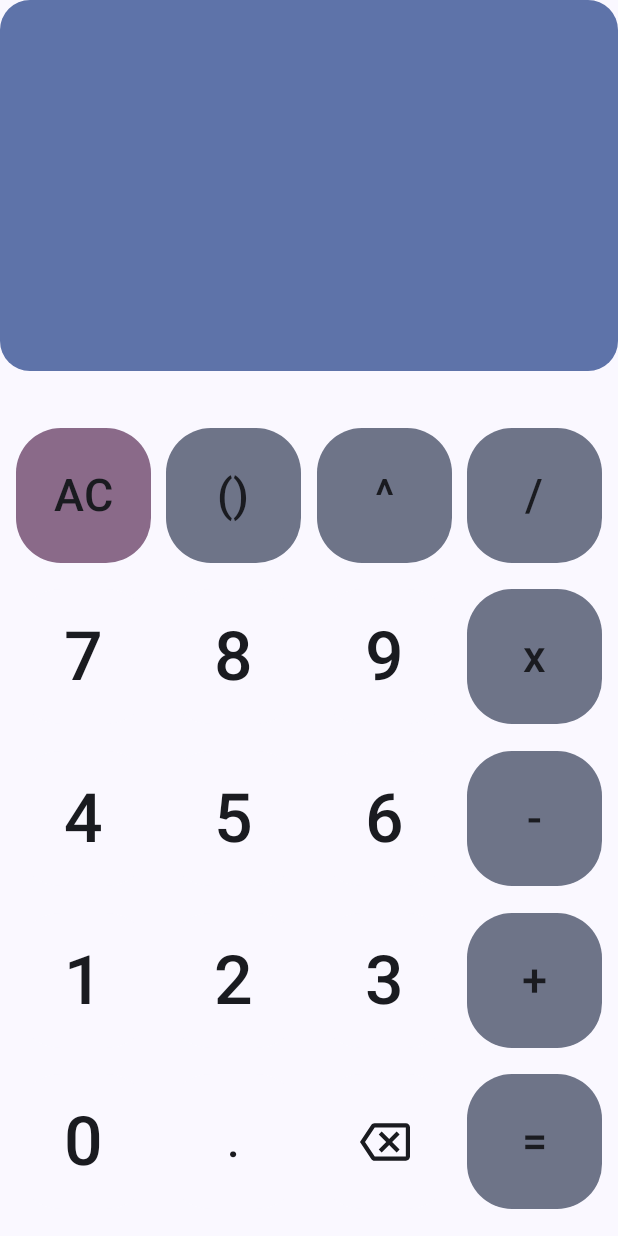
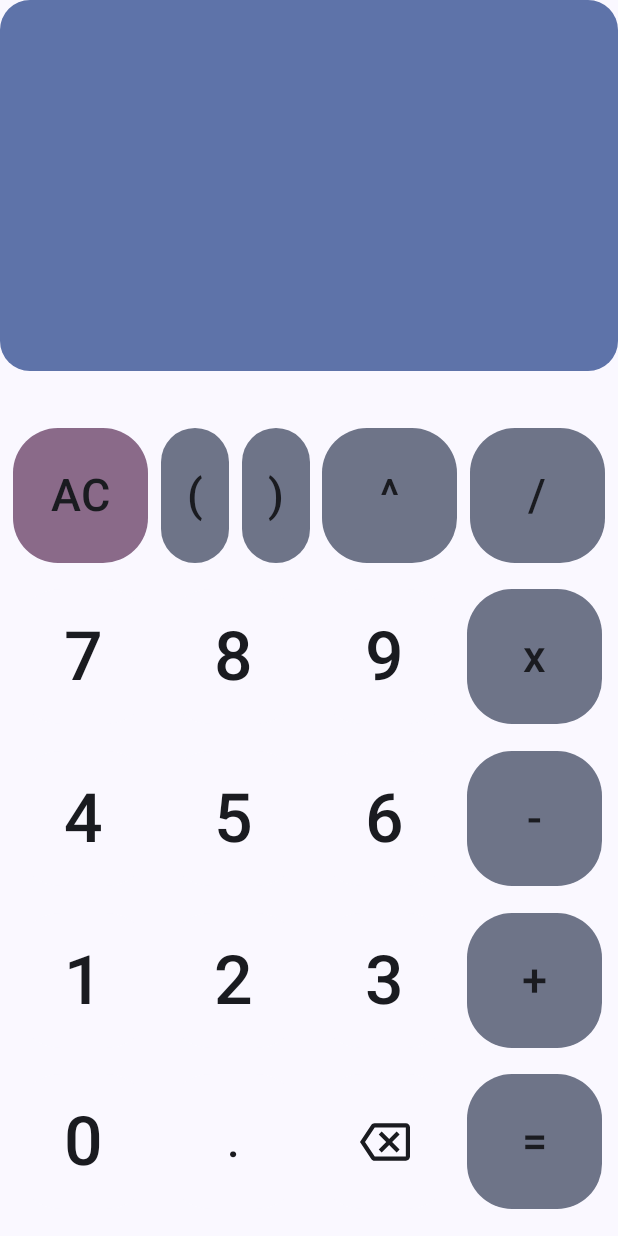
Before and after one commit to zaved707/Calculator, an Android app built with Jetpack Compose: the screen it shows after launch (MainActivity), on a phone screen of 412 x 824 dp. Run offline under Robolectric (Android 15) with nearby library versions, the phone set to English and light mode, and no system bars.

Commit message:
added functionality to calculator. not complete yet

```diff
--- a/app/build.gradle.kts
+++ b/app/build.gradle.kts
@@ -40,6 +40,8 @@ android {
 }
 
 dependencies {
+    implementation (libs.lifecycle.viewmodel.compose)
+    implementation ( "org.mariuszgromada.math:MathParser.org-mXparser:6.1.0")
     implementation("androidx.compose.material:material-icons-core")
     implementation("androidx.compose.material:material-icons-extended")
     implementation(libs.androidx.core.ktx)
--- a/app/src/main/java/com/zavedahmad/calculator/MainActivity.kt
+++ b/app/src/main/java/com/zavedahmad/calculator/MainActivity.kt
@@ -5,37 +5,14 @@ import android.view.WindowManager
 import androidx.activity.ComponentActivity
 import androidx.activity.compose.setContent
 import androidx.activity.enableEdgeToEdge
-import androidx.compose.foundation.background
-import androidx.compose.foundation.layout.Arrangement
-import androidx.compose.foundation.layout.Box
-import androidx.compose.foundation.layout.Column
-import androidx.compose.foundation.layout.Row
-import androidx.compose.foundation.layout.Spacer
-import androidx.compose.foundation.layout.fillMaxHeight
 import androidx.compose.foundation.layout.fillMaxSize
-import androidx.compose.foundation.layout.fillMaxWidth
-import androidx.compose.foundation.layout.height
 import androidx.compose.foundation.layout.padding
 
-import androidx.compose.foundation.layout.width
-import androidx.compose.foundation.shape.RoundedCornerShape
-import androidx.compose.material.icons.Icons
+import androidx.compose.material3.Scaffold
+import androidx.compose.ui.Modifier
+import androidx.lifecycle.viewmodel.compose.viewModel
+import com.zavedahmad.calculator.data.MainPageViewModel
 
-import androidx.compose.material.icons.outlined.Backspace
-
-import androidx.compose.material3.Button
-import androidx.compose.material3.ButtonDefaults
-import androidx.compose.material3.Icon
-import androidx.compose.material3.MaterialTheme
-import androidx.compose.material3.Scaffold
-import androidx.compose.material3.Text
-import androidx.compose.runtime.Composable
-import androidx.compose.ui.Modifier
-import androidx.compose.ui.draw.clip
-import androidx.compose.ui.text.style.TextAlign
-
-import androidx.compose.ui.unit.dp
-import androidx.compose.ui.unit.sp
 import com.zavedahmad.calculator.ui.MainPage
 import com.zavedahmad.calculator.ui.theme.CalculatorTheme
 
@@ -44,12 +21,14 @@ class MainActivity : ComponentActivity() {
         super.onCreate(savedInstanceState)
         enableEdgeToEdge()
         window.addFlags(WindowManager.LayoutParams.FLAG_KEEP_SCREEN_ON)
+
         setContent {
             CalculatorTheme {
                 Scaffold(modifier = Modifier.fillMaxSize()) { innerPadding ->
+                    val viewModel: MainPageViewModel = viewModel()
                     MainPage(
 
-                        modifier = Modifier.padding(innerPadding)
+                        modifier = Modifier.padding(innerPadding), viewModel
                     )
                 }
             }
--- /dev/null
+++ b/app/src/main/java/com/zavedahmad/calculator/data/MainPageViewModel.kt
@@ -0,0 +1,46 @@
+package com.zavedahmad.calculator.data
+
+import androidx.lifecycle.ViewModel
+import androidx.lifecycle.viewModelScope
+import kotlinx.coroutines.Dispatchers
+import kotlinx.coroutines.delay
+import kotlinx.coroutines.flow.MutableStateFlow
+import kotlinx.coroutines.flow.StateFlow
+import kotlinx.coroutines.flow.asStateFlow
+import kotlinx.coroutines.launch
+import kotlinx.coroutines.withContext
+import org.mariuszgromada.math.mxparser.Expression
+import kotlin.math.sin
+
+class MainPageViewModel : ViewModel() {
+    private val _expression = MutableStateFlow("")
+    val expression: StateFlow<String> = _expression.asStateFlow()
+
+    private val _result = MutableStateFlow("")
+    val result: StateFlow<String> = _result.asStateFlow()
+
+    fun resultService() {
+        viewModelScope.launch {
+            withContext(Dispatchers.Default) {
+                _result.value = Expression(_expression.value.toString()).calculate().toString()
+            }
+
+        }
+
+    }
+
+    fun updateString(addValue: String) {
+
+        _expression.value = addValue
+        resultService()
+    }
+
+    fun equal() {
+        _expression.value = _result.value
+    }
+
+    fun backspace() {
+        _expression.value = _expression.value.dropLast(1)
+        resultService()
+    }
+}
--- /dev/null
+++ b/app/src/main/java/com/zavedahmad/calculator/testingEquationSolver.kt
@@ -0,0 +1,14 @@
+package com.zavedahmad.calculator
+
+import org.mariuszgromada.math.mxparser.Expression
+import org.mariuszgromada.math.mxparser.License
+
+
+fun main() {
+    License.iConfirmNonCommercialUse("John Doe")
+    val eqString = "33 +4*5*1-3love"
+
+    val equation = Expression(eqString)
+
+    println(equation.calculate())
+}
--- a/app/src/main/java/com/zavedahmad/calculator/ui/MainPage.kt
+++ b/app/src/main/java/com/zavedahmad/calculator/ui/MainPage.kt
@@ -1,9 +1,11 @@
 package com.zavedahmad.calculator.ui
 
 import androidx.compose.foundation.background
+import androidx.compose.foundation.horizontalScroll
 import androidx.compose.foundation.layout.Arrangement
 import androidx.compose.foundation.layout.Box
 import androidx.compose.foundation.layout.Column
+import androidx.compose.foundation.layout.PaddingValues
 import androidx.compose.foundation.layout.Row
 import androidx.compose.foundation.layout.Spacer
 import androidx.compose.foundation.layout.fillMaxHeight
@@ -11,6 +13,7 @@ import androidx.compose.foundation.layout.fillMaxSize
 import androidx.compose.foundation.layout.fillMaxWidth
 import androidx.compose.foundation.layout.height
 import androidx.compose.foundation.layout.width
+import androidx.compose.foundation.rememberScrollState
 import androidx.compose.foundation.shape.RoundedCornerShape
 import androidx.compose.material.icons.Icons
 import androidx.compose.material.icons.outlined.Backspace
@@ -20,14 +23,34 @@ import androidx.compose.material3.Icon
 import androidx.compose.material3.MaterialTheme
 import androidx.compose.material3.Text
 import androidx.compose.runtime.Composable
+import androidx.compose.runtime.LaunchedEffect
 import androidx.compose.ui.Modifier
 import androidx.compose.ui.draw.clip
 import androidx.compose.ui.text.style.TextAlign
 import androidx.compose.ui.unit.dp
 import androidx.compose.ui.unit.sp
+import androidx.lifecycle.compose.collectAsStateWithLifecycle
+import com.zavedahmad.calculator.data.MainPageViewModel
+import androidx.compose.runtime.getValue
+import androidx.compose.runtime.rememberCoroutineScope
+import androidx.compose.ui.Alignment
+import androidx.compose.ui.text.TextStyle
+import androidx.compose.ui.text.style.TextOverflow
+import kotlinx.coroutines.Dispatchers
+import kotlinx.coroutines.launch
+import kotlinx.coroutines.withContext
 
 @Composable
-fun MainPage(modifier: Modifier = Modifier) {
+fun MainPage(modifier: Modifier = Modifier, viewModel: MainPageViewModel) {
+    val coroutineScope = rememberCoroutineScope()
+    val scrollState = rememberScrollState()
+    val expression by viewModel.expression.collectAsStateWithLifecycle()
+    LaunchedEffect(expression) {
+        scrollState.scrollTo(scrollState.maxValue)
+    }
+
+
+    val result by viewModel.result.collectAsStateWithLifecycle()
     val numberColor = MaterialTheme.colorScheme.surfaceBright
     val actionsColor = MaterialTheme.colorScheme.secondaryContainer
     val buttonRoundness = 30.dp
@@ -36,16 +59,28 @@ fun MainPage(modifier: Modifier = Modifier) {
     val fontDivider = 3
     val fontDividerNumber = 2
     Column(modifier = modifier) {
-        Box(
+        Column(
             modifier = Modifier
                 .fillMaxHeight(0.3f)
                 .fillMaxWidth()
                 .clip(
                     RoundedCornerShape(20.dp)
                 )
-                .background(MaterialTheme.colorScheme.primaryContainer)
+                .background(MaterialTheme.colorScheme.primaryContainer),
+            verticalArrangement = Arrangement.Center,
+            horizontalAlignment = Alignment.End
 
-        ) {}
+        ) {
+
+            Text(
+                expression, fontSize = 50.sp, style = TextStyle(lineHeight = 50.sp),
+                maxLines = 1, // Ensures single line
+                overflow = TextOverflow.Clip, // Prevents wrapping or ellipsis
+                modifier = Modifier
+                    .horizontalScroll(scrollState) // Enables horizontal scrolling
+            )
+            Text(result)
+        }
         Spacer(modifier = Modifier.height(20.dp))
         Column(verticalArrangement = Arrangement.SpaceEvenly, modifier = Modifier.fillMaxSize()) {
 
@@ -54,7 +89,8 @@ fun MainPage(modifier: Modifier = Modifier) {
                 horizontalArrangement = Arrangement.SpaceEvenly
             ) {
                 Button(
-                    onClick = {}, shape = RoundedCornerShape(buttonRoundness),
+                    onClick = { viewModel.updateString("") },
+                    shape = RoundedCornerShape(buttonRoundness),
                     colors = ButtonDefaults.buttonColors(
                         containerColor = MaterialTheme.colorScheme.tertiaryContainer,
                         contentColor = MaterialTheme.colorScheme.onSurface
@@ -71,23 +107,47 @@ fun MainPage(modifier: Modifier = Modifier) {
                     )
                 }
                 Button(
-                    onClick = {}, shape = RoundedCornerShape(buttonRoundness),
+                    onClick = {
+                        viewModel.updateString(expression + "(")
+                    },
+                    shape = RoundedCornerShape(buttonRoundness),
+                    contentPadding = PaddingValues(0.dp),
                     colors = ButtonDefaults.buttonColors(
                         containerColor = actionsColor,
                         contentColor = MaterialTheme.colorScheme.onSurface
                     ),
                     modifier = Modifier
-                        .width(buttonWidth.dp)
+                        .width((buttonWidth / 2).dp)
                         .height(buttonHeight.dp)
                 ) {
                     Text(
-                        "()", modifier = Modifier.fillMaxWidth(), // Text fills button width
+                        "(", modifier = Modifier.fillMaxWidth(), // Text fills button width
                         textAlign = TextAlign.Center,
                         fontSize = (buttonHeight / fontDivider).sp
                     )
                 }
                 Button(
-                    onClick = {}, shape = RoundedCornerShape(buttonRoundness),colors = ButtonDefaults.buttonColors(
+                    onClick = {  viewModel.updateString(expression + ")") },
+                    shape = RoundedCornerShape(buttonRoundness),
+                    contentPadding = PaddingValues(0.dp),
+                    colors = ButtonDefaults.buttonColors(
+                        containerColor = actionsColor,
+                        contentColor = MaterialTheme.colorScheme.onSurface
+                    ),
+                    modifier = Modifier
+                        .width((buttonWidth / 2).dp)
+                        .height(buttonHeight.dp)
+                ) {
+                    Text(
+                        ")", modifier = Modifier.fillMaxWidth(), // Text fills button width
+                        textAlign = TextAlign.Center,
+                        fontSize = (buttonHeight / fontDivider).sp
+                    )
+                }
+                Button(
+                    onClick = { viewModel.updateString(expression + "^")},
+                    shape = RoundedCornerShape(buttonRoundness),
+                    colors = ButtonDefaults.buttonColors(
                         containerColor = actionsColor,
                         contentColor = MaterialTheme.colorScheme.onSurface
                     ),
@@ -102,7 +162,9 @@ fun MainPage(modifier: Modifier = Modifier) {
                     )
                 }
                 Button(
-                    onClick = {}, shape = RoundedCornerShape(buttonRoundness),colors = ButtonDefaults.buttonColors(
+                    onClick = {viewModel.updateString(expression + "/") },
+                    shape = RoundedCornerShape(buttonRoundness),
+                    colors = ButtonDefaults.buttonColors(
                         containerColor = actionsColor,
                         contentColor = MaterialTheme.colorScheme.onSurface
                     ),
@@ -123,7 +185,8 @@ fun MainPage(modifier: Modifier = Modifier) {
                 horizontalArrangement = Arrangement.SpaceEvenly
             ) {
                 Button(
-                    onClick = {}, shape = RoundedCornerShape(buttonRoundness),
+                    onClick = {viewModel.updateString(expression + "7")},
+                    shape = RoundedCornerShape(buttonRoundness),
                     colors = ButtonDefaults.buttonColors(
                         containerColor = numberColor,
                         contentColor = MaterialTheme.colorScheme.onSurface
@@ -139,7 +202,8 @@ fun MainPage(modifier: Modifier = Modifier) {
                     )
                 }
                 Button(
-                    onClick = {}, shape = RoundedCornerShape(buttonRoundness),
+                    onClick = {viewModel.updateString(expression + "8") },
+                    shape = RoundedCornerShape(buttonRoundness),
                     colors = ButtonDefaults.buttonColors(
                         containerColor = numberColor,
                         contentColor = MaterialTheme.colorScheme.onSurface
@@ -155,7 +219,7 @@ fun MainPage(modifier: Modifier = Modifier) {
                     )
                 }
                 Button(
-                    onClick = {},
+                    onClick = { viewModel.updateString(expression + "9") },
                     shape = RoundedCornerShape(buttonRoundness),
                     colors = ButtonDefaults.buttonColors(
                         containerColor = numberColor,
@@ -172,7 +236,7 @@ fun MainPage(modifier: Modifier = Modifier) {
                     )
                 }
                 Button(
-                    onClick = {},
+                    onClick = { viewModel.updateString(expression + "*") },
                     shape = RoundedCornerShape(buttonRoundness),
                     colors = ButtonDefaults.buttonColors(
                         containerColor = actionsColor,
@@ -195,7 +259,8 @@ fun MainPage(modifier: Modifier = Modifier) {
                 horizontalArrangement = Arrangement.SpaceEvenly
             ) {
                 Button(
-                    onClick = {}, shape = RoundedCornerShape(buttonRoundness),
+                    onClick = { viewModel.updateString(expression + "4") },
+                    shape = RoundedCornerShape(buttonRoundness),
                     colors = ButtonDefaults.buttonColors(
                         containerColor = numberColor,
                         contentColor = MaterialTheme.colorScheme.onSurface
@@ -211,7 +276,8 @@ fun MainPage(modifier: Modifier = Modifier) {
                     )
                 }
                 Button(
-                    onClick = {}, shape = RoundedCornerShape(buttonRoundness),
+                    onClick = { viewModel.updateString(expression + "5") },
+                    shape = RoundedCornerShape(buttonRoundness),
                     colors = ButtonDefaults.buttonColors(
                         containerColor = numberColor,
                         contentColor = MaterialTheme.colorScheme.onSurface
@@ -227,7 +293,7 @@ fun MainPage(modifier: Modifier = Modifier) {
                     )
                 }
                 Button(
-                    onClick = {},
+                    onClick = { viewModel.updateString(expression + "6") },
                     shape = RoundedCornerShape(buttonRoundness),
                     colors = ButtonDefaults.buttonColors(
                         containerColor = numberColor,
@@ -244,7 +310,9 @@ fun MainPage(modifier: Modifier = Modifier) {
                     )
                 }
                 Button(
-                    onClick = {}, shape = RoundedCornerShape(buttonRoundness),colors = ButtonDefaults.buttonColors(
+                    onClick = { viewModel.updateString(expression + "-") },
+                    shape = RoundedCornerShape(buttonRoundness),
+                    colors = ButtonDefaults.buttonColors(
                         containerColor = actionsColor,
                         contentColor = MaterialTheme.colorScheme.onSurface
                     ),
@@ -265,7 +333,8 @@ fun MainPage(modifier: Modifier = Modifier) {
                 horizontalArrangement = Arrangement.SpaceEvenly
             ) {
                 Button(
-                    onClick = {}, shape = RoundedCornerShape(buttonRoundness),
+                    onClick = { viewModel.updateString(expression + "1") },
+                    shape = RoundedCornerShape(buttonRoundness),
                     colors = ButtonDefaults.buttonColors(
                         containerColor = numberColor,
                         contentColor = MaterialTheme.colorScheme.onSurface
@@ -281,7 +350,8 @@ fun MainPage(modifier: Modifier = Modifier) {
                     )
                 }
                 Button(
-                    onClick = {}, shape = RoundedCornerShape(buttonRoundness),
+                    onClick = { viewModel.updateString(expression + "2") },
+                    shape = RoundedCornerShape(buttonRoundness),
                     colors = ButtonDefaults.buttonColors(
                         containerColor = numberColor,
                         contentColor = MaterialTheme.colorScheme.onSurface
@@ -297,7 +367,7 @@ fun MainPage(modifier: Modifier = Modifier) {
                     )
                 }
                 Button(
-                    onClick = {},
+                    onClick = { viewModel.updateString(expression + "3") },
                     shape = RoundedCornerShape(buttonRoundness),
                     colors = ButtonDefaults.buttonColors(
                         containerColor = numberColor,
@@ -314,7 +384,9 @@ fun MainPage(modifier: Modifier = Modifier) {
                     )
                 }
                 Button(
-                    onClick = {}, shape = RoundedCornerShape(buttonRoundness),colors = ButtonDefaults.buttonColors(
+                    onClick = { viewModel.updateString(expression + "+") },
+                    shape = RoundedCornerShape(buttonRoundness),
+                    colors = ButtonDefaults.buttonColors(
                         containerColor = actionsColor,
                         contentColor = MaterialTheme.colorScheme.onSurface
                     ),
@@ -335,7 +407,8 @@ fun MainPage(modifier: Modifier = Modifier) {
                 horizontalArrangement = Arrangement.SpaceEvenly
             ) {
                 Button(
-                    onClick = {}, shape = RoundedCornerShape(buttonRoundness),
+                    onClick = { viewModel.updateString(expression + "0") },
+                    shape = RoundedCornerShape(buttonRoundness),
                     colors = ButtonDefaults.buttonColors(
                         containerColor = numberColor,
                         contentColor = MaterialTheme.colorScheme.onSurface
@@ -351,7 +424,8 @@ fun MainPage(modifier: Modifier = Modifier) {
                     )
                 }
                 Button(
-                    onClick = {}, shape = RoundedCornerShape(buttonRoundness),
+                    onClick = { viewModel.updateString(expression + ".") },
+                    shape = RoundedCornerShape(buttonRoundness),
                     colors = ButtonDefaults.buttonColors(
                         containerColor = numberColor,
                         contentColor = MaterialTheme.colorScheme.onSurface
@@ -367,7 +441,7 @@ fun MainPage(modifier: Modifier = Modifier) {
                     )
                 }
                 Button(
-                    onClick = {},
+                    onClick = { viewModel.backspace() },
                     shape = RoundedCornerShape(buttonRoundness),
                     colors = ButtonDefaults.buttonColors(
                         containerColor = numberColor,
@@ -377,10 +451,16 @@ fun MainPage(modifier: Modifier = Modifier) {
                         .width(buttonWidth.dp)
                         .height(buttonHeight.dp)
                 ) {
-                    Icon(Icons.Outlined.Backspace, contentDescription = "fuck this shit", modifier = Modifier.fillMaxSize(0.8f))
+                    Icon(
+                        Icons.Outlined.Backspace,
+                        contentDescription = "fuck this shit",
+                        modifier = Modifier.fillMaxSize(0.8f)
+                    )
                 }
                 Button(
-                    onClick = {}, shape = RoundedCornerShape(buttonRoundness),colors = ButtonDefaults.buttonColors(
+                    onClick = { viewModel.equal() },
+                    shape = RoundedCornerShape(buttonRoundness),
+                    colors = ButtonDefaults.buttonColors(
                         containerColor = actionsColor,
                         contentColor = MaterialTheme.colorScheme.onSurface
                     ),
--- a/app/src/main/java/com/zavedahmad/calculator/ui/theme/Theme.kt
+++ b/app/src/main/java/com/zavedahmad/calculator/ui/theme/Theme.kt
@@ -1,6 +1,5 @@
 package com.zavedahmad.calculator.ui.theme
 
-import android.app.Activity
 import android.os.Build
 import androidx.compose.foundation.isSystemInDarkTheme
 import androidx.compose.material3.MaterialTheme
--- a/build.gradle.kts
+++ b/build.gradle.kts
@@ -3,4 +3,5 @@ plugins {
     alias(libs.plugins.android.application) apply false
     alias(libs.plugins.kotlin.android) apply false
     alias(libs.plugins.kotlin.compose) apply false
+    alias(libs.plugins.jetbrains.kotlin.jvm) apply false
 }
--- a/gradle/libs.versions.toml
+++ b/gradle/libs.versions.toml
@@ -8,8 +8,11 @@ espressoCore = "3.6.1"
 lifecycleRuntimeKtx = "2.9.0"
 activityCompose = "1.10.1"
 composeBom = "2024.09.00"
+lifecycleViewmodelCompose = "2.8.0"
+jetbrainsKotlinJvm = "2.0.21"
 
 [libraries]
+lifecycle-viewmodel-compose = { module = "androidx.lifecycle:lifecycle-viewmodel-compose", version.ref = "lifecycleViewmodelCompose" }
 androidx-core-ktx = { group = "androidx.core", name = "core-ktx", version.ref = "coreKtx" }
 junit = { group = "junit", name = "junit", version.ref = "junit" }
 androidx-junit = { group = "androidx.test.ext", name = "junit", version.ref = "junitVersion" }
@@ -29,3 +32,4 @@ androidx-material3 = { group = "androidx.compose.material3", name = "material3"
 android-application = { id = "com.android.application", version.ref = "agp" }
 kotlin-android = { id = "org.jetbrains.kotlin.android", version.ref = "kotlin" }
 kotlin-compose = { id = "org.jetbrains.kotlin.plugin.compose", version.ref = "kotlin" }
+jetbrains-kotlin-jvm = { id = "org.jetbrains.kotlin.jvm", version.ref = "jetbrainsKotlinJvm" }
```
Also changed, not shown: settings.gradle.kts (line endings or trailing spaces).
